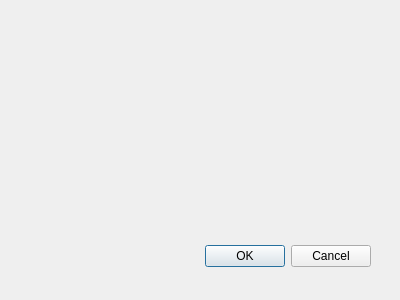
Old version of the form passworddialog.ui in the repository chriku/qdigi.
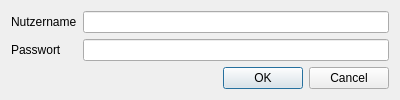
New version of the form. Icons and pictures are not drawn.

```diff
--- a/passworddialog.ui
+++ b/passworddialog.ui
@@ -7,9 +7,15 @@
     <x>0</x>
     <y>0</y>
     <width>400</width>
-    <height>300</height>
+    <height>99</height>
    </rect>
   </property>
+  <property name="sizePolicy">
+   <sizepolicy hsizetype="Preferred" vsizetype="Maximum">
+    <horstretch>0</horstretch>
+    <verstretch>0</verstretch>
+   </sizepolicy>
+  </property>
   <property name="windowTitle">
    <string>Dialog</string>
   </property>
@@ -17,15 +23,33 @@
    <iconset resource="images.qrc">
     <normaloff>:/icon.png</normaloff>:/icon.png</iconset>
   </property>
+  <layout class="QFormLayout" name="formLayout">
+   <item row="0" column="0">
+    <widget class="QLabel" name="label">
+     <property name="text">
+      <string>Nutzername</string>
+     </property>
+    </widget>
+   </item>
+   <item row="0" column="1">
+    <widget class="QLineEdit" name="username"/>
+   </item>
+   <item row="1" column="0">
+    <widget class="QLabel" name="label_2">
+     <property name="text">
+      <string>Passwort</string>
+     </property>
+    </widget>
+   </item>
+   <item row="1" column="1">
+    <widget class="QLineEdit" name="password">
+     <property name="echoMode">
+      <enum>QLineEdit::Password</enum>
+     </property>
+    </widget>
+   </item>
+   <item row="2" column="0" colspan="2">
   <widget class="QDialogButtonBox" name="buttonBox">
-   <property name="geometry">
-    <rect>
-     <x>30</x>
-     <y>240</y>
-     <width>341</width>
-     <height>32</height>
-    </rect>
-   </property>
    <property name="orientation">
     <enum>Qt::Horizontal</enum>
    </property>
@@ -33,6 +57,8 @@
     <set>QDialogButtonBox::Cancel|QDialogButtonBox::Ok</set>
    </property>
   </widget>
+   </item>
+  </layout>
  </widget>
  <resources>
   <include location="images.qrc"/>
```
Lines whose indentation alone changed are shown as unchanged.
